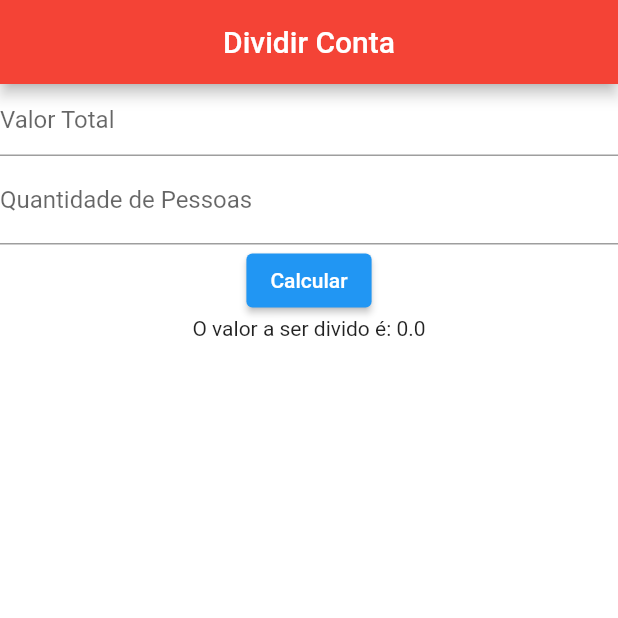
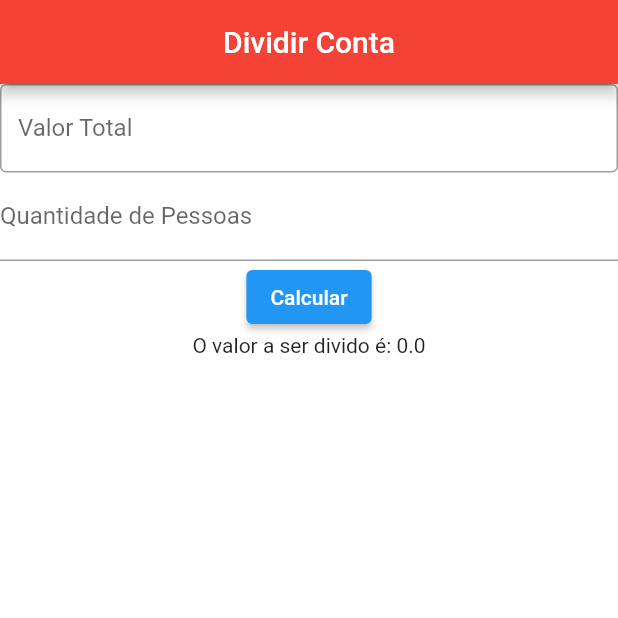
Before and after one commit to viniciushgiovanini/lab-mobile-development, a Flutter app: the screen it shows after launch, on a phone screen of 412 x 824 dp, the top half of it. Run offline on Flutter 3.47's test engine with Material 2 defaults, Android fonts, the phone set to English and light mode, and no system bars; missing offline and left inert: dart:html.

Commit message:
TP01 colocando em blocos

```diff
--- a/Trabalhos/01TP_Divide_Conta/dividecontaapp/lib/main.dart
+++ b/Trabalhos/01TP_Divide_Conta/dividecontaapp/lib/main.dart
@@ -4,18 +4,11 @@
 
 //Widgets Statelles --> Sem alteração de Estado
 //Widgets Statefull --> COM alteração de Estado
+//Arrumar: A estrutura ta errada, tem que diminuir o tamanho dos input
 
 void main() {
   runApp(const divideC());
 }
-
-// MaterialApp(
-//   title: 'Flutter Demo',
-//   theme: ThemeData(
-//    primaryColor: primaryColor,
-//    ),
-//   home: MyApp(),
-// );
 
 class divideC extends StatefulWidget {
   const divideC({Key? key}) : super(key: key);
@@ -47,14 +40,14 @@
   BodyBody() {
     return Column(children: [
       TextFormField(
-          controller: valorTotal,
-          keyboardType: TextInputType.number,
-          decoration: InputDecoration(
-              labelText: "Valor Total", contentPadding: EdgeInsets.zero)),
+        controller: valorTotal,
+        keyboardType: TextInputType.number,
+        decoration: BoxDecoration1(),
+      ),
       TextFormField(
           controller: qtdPessoas,
           keyboardType: TextInputType.number,
-          decoration: InputDecoration(labelText: "Quantidade de Pessoas")),
+          decoration: BoxDecoration2()),
       ElevatedButton(onPressed: calculoConta, child: Text("Calcular")),
       Text('O valor a ser divido é: ${contaFinal.toString()}')
     ]);
@@ -69,4 +62,16 @@
       contaFinal = valorFinal;
     });
   }
+
+  BoxDecoration1() {
+    return InputDecoration(
+      labelText: "Valor Total",
+      border: OutlineInputBorder(),
+      // contentPadding: EdgeInsets.zero,
+    );
+  }
+
+  BoxDecoration2() {
+    return InputDecoration(labelText: "Quantidade de Pessoas");
+  }
 }
```
